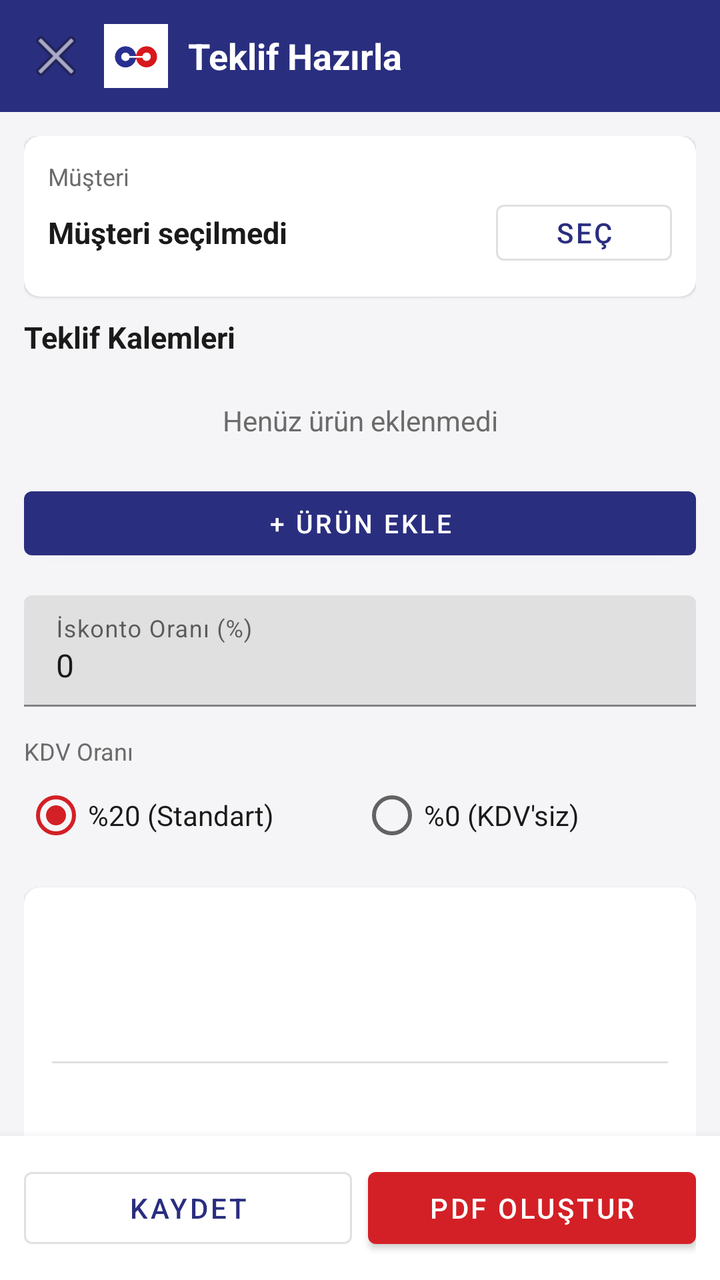
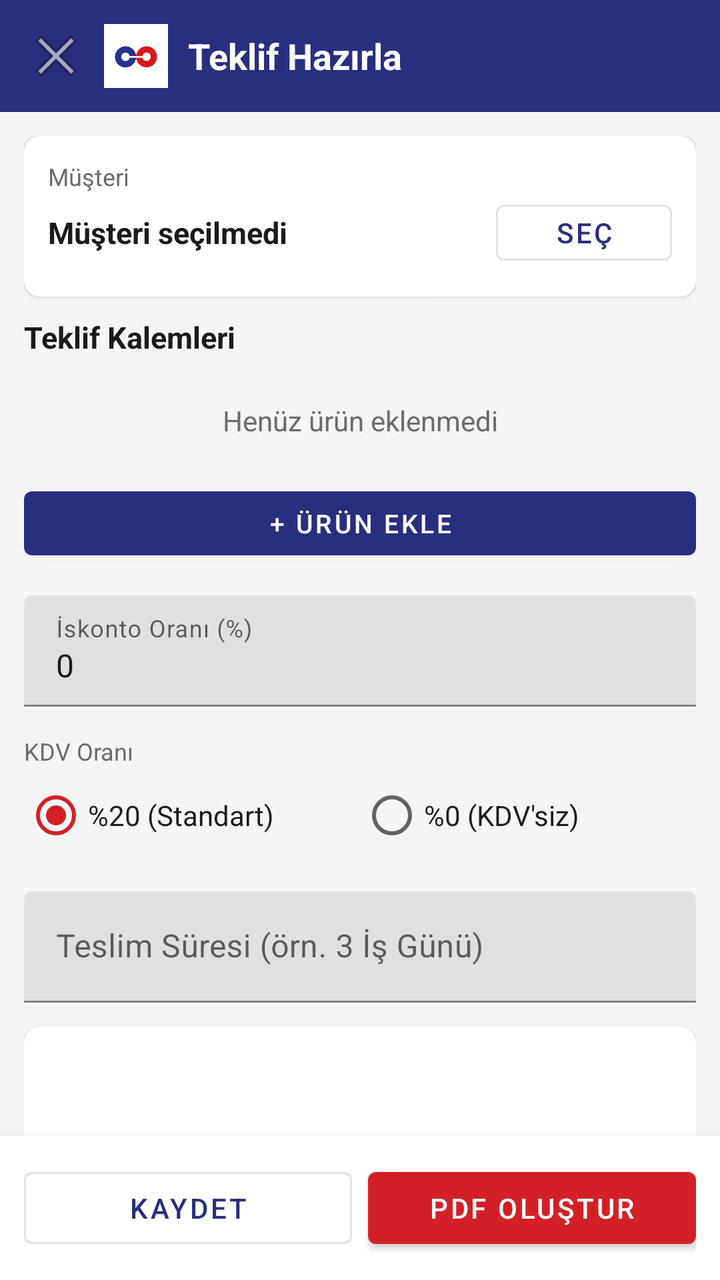

Compare the two renders of this Android layout. The source of the first and the diff that turns it into the second are given below.
<!-- AndroidManifest.xml: application theme Theme.BasZincirTeklif -->
<!-- res/layout/activity_offer.xml -->
<?xml version="1.0" encoding="utf-8"?>
<LinearLayout xmlns:android="http://schemas.android.com/apk/res/android"
    xmlns:app="http://schemas.android.com/apk/res-auto"
    android:layout_width="match_parent"
    android:layout_height="match_parent"
    android:orientation="vertical"
    android:background="@color/bg_light">

    
    <LinearLayout
        android:layout_width="match_parent"
        android:layout_height="wrap_content"
        android:orientation="horizontal"
        android:background="@color/bas_blue"
        android:padding="12dp"
        android:gravity="center_vertical">

        <ImageButton
            android:id="@+id/btnGeri"
            android:layout_width="32dp"
            android:layout_height="32dp"
            android:background="@android:color/transparent"
            android:src="@android:drawable/ic_menu_close_clear_cancel"
            android:contentDescription="Geri" />

        <ImageView
            android:layout_width="32dp"
            android:layout_height="32dp"
            android:layout_marginStart="8dp"
            android:src="@drawable/logo"
            android:contentDescription="@string/app_name" />

        <TextView
            android:layout_width="0dp"
            android:layout_height="wrap_content"
            android:layout_weight="1"
            android:layout_marginStart="10dp"
            android:text="Teklif Hazırla"
            android:textColor="@color/white"
            android:textSize="18sp"
            android:textStyle="bold" />

        <TextView
            android:id="@+id/tvTarih"
            android:layout_width="wrap_content"
            android:layout_height="wrap_content"
            android:textColor="@color/white"
            android:textSize="13sp" />
    </LinearLayout>

    <androidx.core.widget.NestedScrollView
        android:layout_width="match_parent"
        android:layout_height="0dp"
        android:layout_weight="1">

        <LinearLayout
            android:layout_width="match_parent"
            android:layout_height="wrap_content"
            android:orientation="vertical"
            android:padding="12dp">

            
            <com.google.android.material.card.MaterialCardView
                android:layout_width="match_parent"
                android:layout_height="wrap_content"
                app:cardCornerRadius="8dp"
                app:cardElevation="1dp"
                android:layout_marginBottom="10dp">

                <LinearLayout
                    android:layout_width="match_parent"
                    android:layout_height="wrap_content"
                    android:orientation="vertical"
                    android:padding="12dp">

                    <TextView
                        android:layout_width="wrap_content"
                        android:layout_height="wrap_content"
                        android:text="Müşteri"
                        android:textColor="@color/text_secondary"
                        android:textSize="12sp" />

                    <LinearLayout
                        android:layout_width="match_parent"
                        android:layout_height="wrap_content"
                        android:orientation="horizontal"
                        android:gravity="center_vertical">

                        <TextView
                            android:id="@+id/tvMusteri"
                            android:layout_width="0dp"
                            android:layout_height="wrap_content"
                            android:layout_weight="1"
                            android:text="Müşteri seçilmedi"
                            android:textSize="15sp"
                            android:textStyle="bold"
                            android:textColor="@color/text_primary" />

                        <com.google.android.material.button.MaterialButton
                            android:id="@+id/btnMusteriSec"
                            style="@style/Widget.MaterialComponents.Button.OutlinedButton"
                            android:layout_width="wrap_content"
                            android:layout_height="40dp"
                            android:text="Seç" />
                    </LinearLayout>
                </LinearLayout>
            </com.google.android.material.card.MaterialCardView>

            
            <TextView
                android:layout_width="match_parent"
                android:layout_height="wrap_content"
                android:layout_marginBottom="6dp"
                android:text="Teklif Kalemleri"
                android:textSize="15sp"
                android:textStyle="bold"
                android:textColor="@color/text_primary" />

            <androidx.recyclerview.widget.RecyclerView
                android:id="@+id/rvSatirlar"
                android:layout_width="match_parent"
                android:layout_height="wrap_content"
                android:nestedScrollingEnabled="false" />

            <TextView
                android:id="@+id/tvBosSatir"
                android:layout_width="match_parent"
                android:layout_height="wrap_content"
                android:gravity="center"
                android:padding="16dp"
                android:text="Henüz ürün eklenmedi"
                android:textColor="@color/text_secondary" />

            <com.google.android.material.button.MaterialButton
                android:id="@+id/btnUrunEkle"
                android:layout_width="match_parent"
                android:layout_height="44dp"
                android:layout_marginTop="4dp"
                android:text="+ Ürün Ekle"
                app:backgroundTint="@color/bas_blue"
                android:textSize="13sp" />

            
            <com.google.android.material.textfield.TextInputLayout
                android:layout_width="match_parent"
                android:layout_height="wrap_content"
                android:layout_marginTop="14dp"
                android:hint="İskonto Oranı (%)">

                <com.google.android.material.textfield.TextInputEditText
                    android:id="@+id/etIskonto"
                    android:layout_width="match_parent"
                    android:layout_height="wrap_content"
                    android:inputType="numberDecimal"
                    android:text="0" />
            </com.google.android.material.textfield.TextInputLayout>

            
            <TextView
                android:layout_width="wrap_content"
                android:layout_height="wrap_content"
                android:layout_marginTop="14dp"
                android:text="KDV Oranı"
                android:textColor="@color/text_secondary"
                android:textSize="12sp" />

            <RadioGroup
                android:id="@+id/rgKdv"
                android:layout_width="match_parent"
                android:layout_height="wrap_content"
                android:orientation="horizontal">

                <RadioButton
                    android:id="@+id/rbKdv20"
                    android:layout_width="0dp"
                    android:layout_height="wrap_content"
                    android:layout_weight="1"
                    android:text="%20 (Standart)"
                    android:textColor="@color/text_primary"
                    android:checked="true" />

                <RadioButton
                    android:id="@+id/rbKdv0"
                    android:layout_width="0dp"
                    android:layout_height="wrap_content"
                    android:layout_weight="1"
                    android:text="%0 (KDV'siz)"
                    android:textColor="@color/text_primary" />
            </RadioGroup>

            
            <com.google.android.material.card.MaterialCardView
                android:layout_width="match_parent"
                android:layout_height="wrap_content"
                app:cardCornerRadius="8dp"
                app:cardElevation="1dp"
                android:layout_marginTop="12dp">

                <LinearLayout
                    android:layout_width="match_parent"
                    android:layout_height="wrap_content"
                    android:orientation="vertical"
                    android:padding="14dp">

                    <TextView android:id="@+id/tvAraToplam" android:layout_width="match_parent" android:layout_height="wrap_content" android:textSize="14sp" android:textColor="@color/text_primary" />
                    <TextView android:id="@+id/tvIskontoTutari" android:layout_width="match_parent" android:layout_height="wrap_content" android:textSize="14sp" android:layout_marginTop="4dp" android:textColor="@color/text_primary" />
                    <TextView android:id="@+id/tvKdv" android:layout_width="match_parent" android:layout_height="wrap_content" android:textSize="14sp" android:layout_marginTop="4dp" android:textColor="@color/text_primary" />
                    <View android:layout_width="match_parent" android:layout_height="1dp" android:background="@color/divider" android:layout_marginTop="8dp" android:layout_marginBottom="8dp" />
                    <TextView android:id="@+id/tvGenelToplam" android:layout_width="match_parent" android:layout_height="wrap_content" android:textSize="18sp" android:textStyle="bold" android:textColor="@color/bas_blue" />
                </LinearLayout>
            </com.google.android.material.card.MaterialCardView>

            <TextView
                android:id="@+id/tvGecerlilik"
                android:layout_width="match_parent"
                android:layout_height="wrap_content"
                android:layout_marginTop="10dp"
                android:textSize="12sp"
                android:textColor="@color/text_secondary" />

            <com.google.android.material.textfield.TextInputLayout
                android:layout_width="match_parent"
                android:layout_height="wrap_content"
                android:layout_marginTop="14dp"
                android:hint="Teslim Süresi (örn. 3 İş Günü)">

                <com.google.android.material.textfield.TextInputEditText
                    android:id="@+id/etTeslimSuresi"
                    android:layout_width="match_parent"
                    android:layout_height="wrap_content"
                    android:inputType="text"
                    android:maxLines="1" />
            </com.google.android.material.textfield.TextInputLayout>

        </LinearLayout>
    </androidx.core.widget.NestedScrollView>

    
    <LinearLayout
        android:layout_width="match_parent"
        android:layout_height="wrap_content"
        android:orientation="horizontal"
        android:padding="12dp"
        android:background="@color/white"
        android:elevation="8dp">

        <com.google.android.material.button.MaterialButton
            android:id="@+id/btnKaydet"
            style="@style/Widget.MaterialComponents.Button.OutlinedButton"
            android:layout_width="0dp"
            android:layout_height="48dp"
            android:layout_weight="1"
            android:layout_marginEnd="8dp"
            android:text="Kaydet" />

        <com.google.android.material.button.MaterialButton
            android:id="@+id/btnPdf"
            android:layout_width="0dp"
            android:layout_height="48dp"
            android:layout_weight="1"
            app:backgroundTint="@color/bas_red"
            android:text="PDF Oluştur" />
    </LinearLayout>

</LinearLayout>
<!-- resources referenced by this layout -->
<resources>
  <color name="bas_blue">#2A2E7F</color>
  <color name="bas_red">#D32026</color>
  <color name="bg_light">#F5F5F7</color>
  <color name="divider">#E0E0E0</color>
  <color name="text_primary">#1A1A1A</color>
  <color name="text_secondary">#6B6B6B</color>
  <color name="white">#FFFFFF</color>
  <!-- drawable logo: png bitmap (drawable, 25639 bytes) -->
  <string name="app_name">Baş Zincir - Teklif</string>
  <style name="Theme.BasZincirTeklif" parent="Theme.MaterialComponents.Light.NoActionBar">
          <item name="colorPrimary">@color/bas_blue</item>
          <item name="colorPrimaryDark">@color/bas_blue_dark</item>
          <item name="colorAccent">@color/bas_red</item>
          <item name="android:statusBarColor">@color/bas_blue_dark</item>
          <item name="android:windowBackground">@color/bg_light</item>
          <item name="android:textColorPrimary">@color/text_primary</item>
          <item name="android:textColor">@color/text_primary</item>
          <item name="android:forceDarkAllowed" tools:targetApi="29">false</item>
      </style>
  <color name="bas_blue_dark">#1C2059</color>
</resources>

<!-- the commit's change to res/layout/activity_offer.xml (unified diff, before → after) -->
@@ -188,6 +188,20 @@
                     android:textColor="@color/text_primary" />
             </RadioGroup>
 
+            <com.google.android.material.textfield.TextInputLayout
+                android:layout_width="match_parent"
+                android:layout_height="wrap_content"
+                android:layout_marginTop="14dp"
+                android:hint="Teslim Süresi (örn. 3 İş Günü)">
+
+                <com.google.android.material.textfield.TextInputEditText
+                    android:id="@+id/etTeslimSuresi"
+                    android:layout_width="match_parent"
+                    android:layout_height="wrap_content"
+                    android:inputType="text"
+                    android:maxLines="1" />
+            </com.google.android.material.textfield.TextInputLayout>
+
             
             <com.google.android.material.card.MaterialCardView
                 android:layout_width="match_parent"
@@ -217,20 +231,6 @@
                 android:layout_marginTop="10dp"
                 android:textSize="12sp"
                 android:textColor="@color/text_secondary" />
-
-            <com.google.android.material.textfield.TextInputLayout
-                android:layout_width="match_parent"
-                android:layout_height="wrap_content"
-                android:layout_marginTop="14dp"
-                android:hint="Teslim Süresi (örn. 3 İş Günü)">
-
-                <com.google.android.material.textfield.TextInputEditText
-                    android:id="@+id/etTeslimSuresi"
-                    android:layout_width="match_parent"
-                    android:layout_height="wrap_content"
-                    android:inputType="text"
-                    android:maxLines="1" />
-            </com.google.android.material.textfield.TextInputLayout>
 
         </LinearLayout>
     </androidx.core.widget.NestedScrollView>
